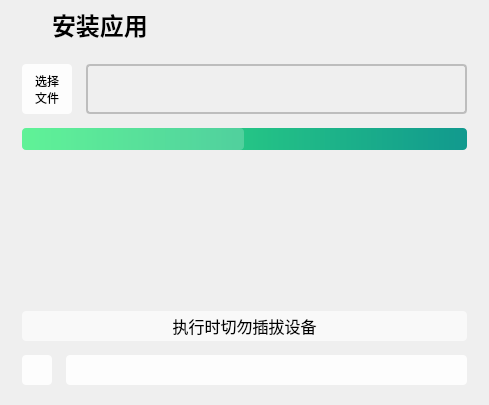
Old version of the form QtAdb/sonPages/apps/sp_installer.ui in the repository LapplandSP/QtAdb.
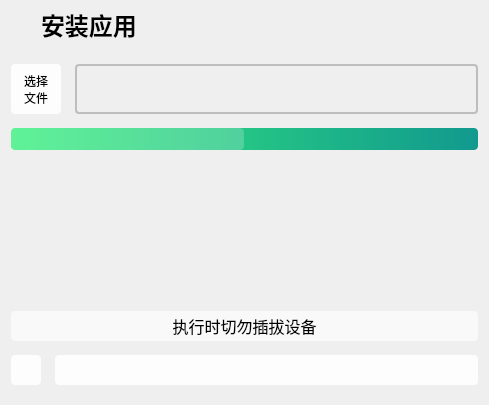
New version of the form. Icons and pictures are not drawn.

```diff
--- a/QtAdb/sonPages/apps/sp_installer.ui
+++ b/QtAdb/sonPages/apps/sp_installer.ui
@@ -14,9 +14,15 @@
    <string>Form</string>
   </property>
   <layout class="QHBoxLayout" name="horizontalLayout_4">
+   <property name="leftMargin">
+    <number>0</number>
+   </property>
    <property name="topMargin">
     <number>0</number>
    </property>
+   <property name="rightMargin">
+    <number>0</number>
+   </property>
    <item>
     <widget class="QWidget" name="widget" native="true">
      <property name="styleSheet">
```
